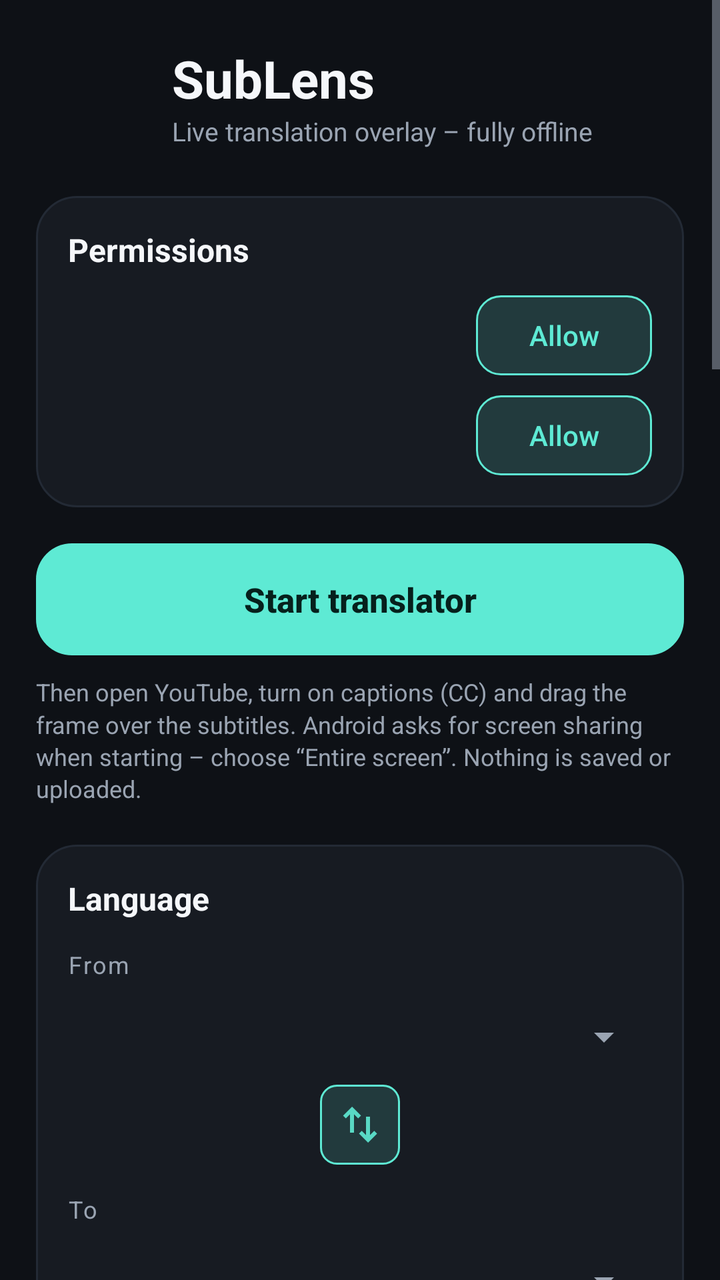
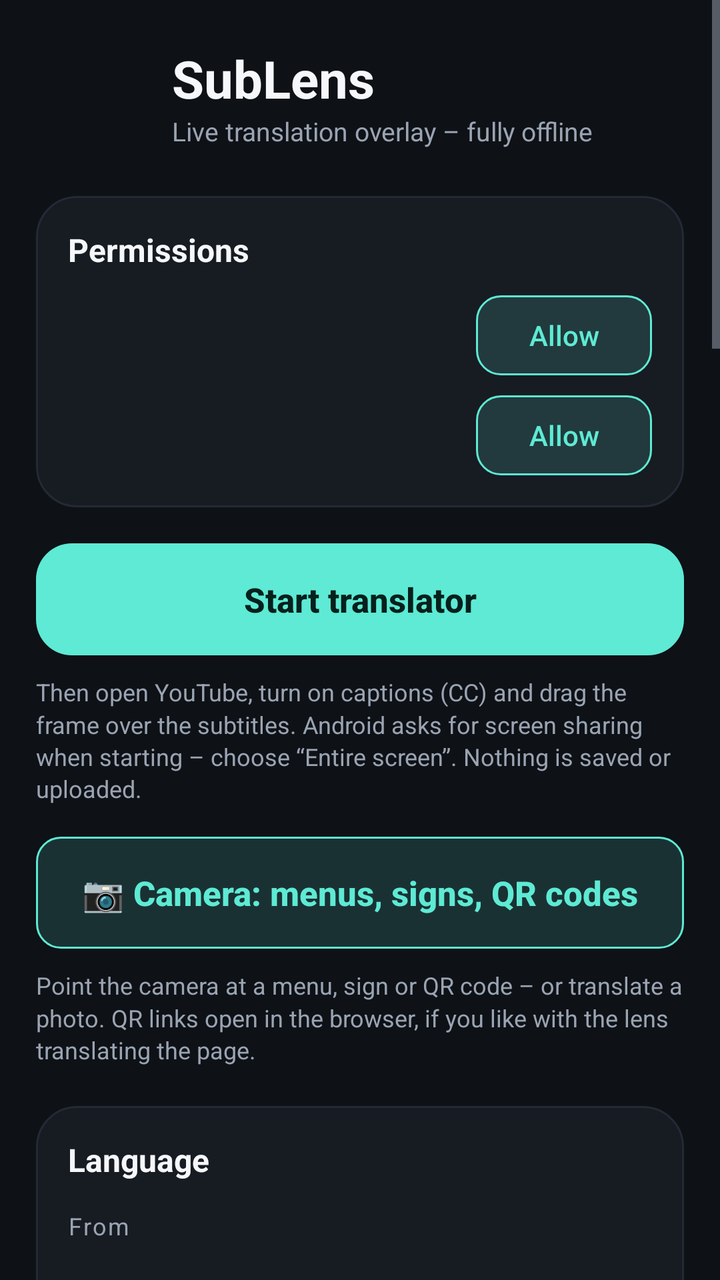

Before-and-after screenshots of an Android layout around one commit, followed by the original layout XML and the change that was made.
<!-- AndroidManifest.xml: application theme Theme.SubLens -->
<!-- res/layout/activity_main.xml -->
<?xml version="1.0" encoding="utf-8"?>
<ScrollView xmlns:android="http://schemas.android.com/apk/res/android"
    android:id="@+id/scroll"
    android:layout_width="match_parent"
    android:layout_height="match_parent"
    android:background="@color/bg"
    android:fillViewport="true"
    android:fitsSystemWindows="true">

    <LinearLayout
        android:layout_width="match_parent"
        android:layout_height="wrap_content"
        android:orientation="vertical"
        android:paddingStart="18dp"
        android:paddingTop="20dp"
        android:paddingEnd="18dp"
        android:paddingBottom="28dp">

        
        <LinearLayout
            android:layout_width="match_parent"
            android:layout_height="wrap_content"
            android:gravity="center_vertical"
            android:orientation="horizontal">

            <ImageView
                android:layout_width="56dp"
                android:layout_height="56dp"
                android:importantForAccessibility="no"
                android:src="@mipmap/ic_launcher" />

            <LinearLayout
                android:layout_width="0dp"
                android:layout_height="wrap_content"
                android:layout_marginStart="12dp"
                android:layout_weight="1"
                android:orientation="vertical">

                <TextView
                    android:layout_width="wrap_content"
                    android:layout_height="wrap_content"
                    android:text="@string/app_name"
                    android:textColor="@color/text_main"
                    android:textSize="26sp"
                    android:textStyle="bold" />

                <TextView
                    android:layout_width="wrap_content"
                    android:layout_height="wrap_content"
                    android:text="@string/app_tagline"
                    android:textColor="@color/text_dim"
                    android:textSize="13sp" />
            </LinearLayout>
        </LinearLayout>

        
        <LinearLayout style="@style/SubLens.Card"
            android:layout_marginTop="22dp">

            <TextView
                style="@style/SubLens.CardTitle"
                android:text="@string/section_permissions" />

            <LinearLayout
                android:layout_width="match_parent"
                android:layout_height="wrap_content"
                android:layout_marginTop="12dp"
                android:gravity="center_vertical"
                android:orientation="horizontal">

                <TextView
                    android:id="@+id/perm_overlay_status"
                    android:layout_width="0dp"
                    android:layout_height="wrap_content"
                    android:layout_weight="1"
                    android:textColor="@color/text_main"
                    android:textSize="15sp" />

                <Button
                    android:id="@+id/btn_overlay"
                    style="@style/SubLens.ButtonSmall"
                    android:text="@string/perm_grant" />
            </LinearLayout>

            <LinearLayout
                android:id="@+id/row_notif"
                android:layout_width="match_parent"
                android:layout_height="wrap_content"
                android:layout_marginTop="10dp"
                android:gravity="center_vertical"
                android:orientation="horizontal">

                <TextView
                    android:id="@+id/perm_notif_status"
                    android:layout_width="0dp"
                    android:layout_height="wrap_content"
                    android:layout_weight="1"
                    android:textColor="@color/text_main"
                    android:textSize="15sp" />

                <Button
                    android:id="@+id/btn_notif"
                    style="@style/SubLens.ButtonSmall"
                    android:text="@string/perm_grant" />
            </LinearLayout>
        </LinearLayout>

        
        <Button
            android:id="@+id/btn_start"
            style="@style/SubLens.ButtonPrimary"
            android:layout_marginTop="18dp"
            android:text="@string/start" />

        <TextView
            style="@style/SubLens.Note"
            android:text="@string/start_hint" />

        
        <LinearLayout style="@style/SubLens.Card"
            android:layout_marginTop="20dp">

            <TextView
                style="@style/SubLens.CardTitle"
                android:text="@string/section_language" />

            <TextView
                style="@style/SubLens.Caption"
                android:text="@string/label_from" />

            <Spinner
                android:id="@+id/spinner_source"
                android:layout_width="match_parent"
                android:layout_height="48dp" />

            <ImageButton
                android:id="@+id/btn_swap_langs"
                android:layout_width="40dp"
                android:layout_height="40dp"
                android:layout_gravity="center_horizontal"
                android:background="@drawable/bg_chip"
                android:contentDescription="@string/cd_swap_langs"
                android:padding="8dp"
                android:scaleType="fitCenter"
                android:src="@drawable/ic_swap"
                android:tint="@color/accent" />

            <TextView
                style="@style/SubLens.Caption"
                android:text="@string/label_to" />

            <Spinner
                android:id="@+id/spinner_target"
                android:layout_width="match_parent"
                android:layout_height="48dp" />

            <LinearLayout
                android:id="@+id/row_script"
                android:layout_width="match_parent"
                android:layout_height="wrap_content"
                android:orientation="vertical">

                <TextView
                    style="@style/SubLens.Caption"
                    android:text="@string/label_script" />

                <Spinner
                    android:id="@+id/spinner_script"
                    android:layout_width="match_parent"
                    android:layout_height="48dp" />
            </LinearLayout>

            <TextView
                style="@style/SubLens.Note"
                android:text="@string/language_note" />
        </LinearLayout>

        
        <LinearLayout style="@style/SubLens.Card">

            <TextView
                style="@style/SubLens.CardTitle"
                android:text="@string/section_display" />

            <TextView
                style="@style/SubLens.Caption"
                android:text="@string/label_lens_color" />

            <HorizontalScrollView
                android:layout_width="match_parent"
                android:layout_height="wrap_content"
                android:scrollbars="none">

                <LinearLayout
                    android:id="@+id/row_lens_color"
                    android:layout_width="wrap_content"
                    android:layout_height="wrap_content"
                    android:orientation="horizontal"
                    android:paddingTop="4dp"
                    android:paddingBottom="8dp" />
            </HorizontalScrollView>

            <TextView
                style="@style/SubLens.Caption"
                android:text="@string/label_mode" />

            <RadioGroup
                android:id="@+id/radio_mode"
                android:layout_width="match_parent"
                android:layout_height="wrap_content"
                android:orientation="vertical">

                <RadioButton
                    android:id="@+id/radio_lens"
                    android:layout_width="match_parent"
                    android:layout_height="wrap_content"
                    android:minHeight="44dp"
                    android:text="@string/mode_lens_long"
                    android:textColor="@color/text_main" />

                <RadioButton
                    android:id="@+id/radio_bar"
                    android:layout_width="match_parent"
                    android:layout_height="wrap_content"
                    android:minHeight="44dp"
                    android:text="@string/mode_bar_long"
                    android:textColor="@color/text_main" />
            </RadioGroup>

            <TextView
                android:id="@+id/label_bar_pos"
                style="@style/SubLens.Caption"
                android:text="@string/label_bar" />

            <RadioGroup
                android:id="@+id/radio_bar_pos"
                android:layout_width="match_parent"
                android:layout_height="wrap_content"
                android:orientation="vertical">

                <RadioButton
                    android:id="@+id/radio_above"
                    android:layout_width="match_parent"
                    android:layout_height="44dp"
                    android:text="@string/bar_above"
                    android:textColor="@color/text_main" />

                <RadioButton
                    android:id="@+id/radio_below"
                    android:layout_width="match_parent"
                    android:layout_height="44dp"
                    android:text="@string/bar_below"
                    android:textColor="@color/text_main" />
            </RadioGroup>

            <TextView
                android:id="@+id/label_text_size"
                style="@style/SubLens.Caption" />

            <SeekBar
                android:id="@+id/seek_text_size"
                android:layout_width="match_parent"
                android:layout_height="36dp" />

            <Switch
                android:id="@+id/switch_original"
                android:layout_width="match_parent"
                android:layout_height="48dp"
                android:layout_marginTop="8dp"
                android:text="@string/show_original"
                android:textColor="@color/text_main"
                android:textSize="15sp" />
        </LinearLayout>

        
        <LinearLayout style="@style/SubLens.Card">

            <TextView
                style="@style/SubLens.CardTitle"
                android:text="@string/section_reply" />

            <Switch
                android:id="@+id/switch_composer"
                android:layout_width="match_parent"
                android:layout_height="48dp"
                android:layout_marginTop="6dp"
                android:text="@string/composer_switch"
                android:textColor="@color/text_main"
                android:textSize="15sp" />

            <TextView
                style="@style/SubLens.Caption"
                android:text="@string/label_reply" />

            <Spinner
                android:id="@+id/spinner_reply"
                android:layout_width="match_parent"
                android:layout_height="48dp" />

            <TextView
                style="@style/SubLens.Note"
                android:text="@string/reply_note" />
        </LinearLayout>

        
        <LinearLayout style="@style/SubLens.Card">

            <TextView
                style="@style/SubLens.CardTitle"
                android:text="@string/section_speed" />

            <RadioGroup
                android:id="@+id/radio_speed"
                android:layout_width="match_parent"
                android:layout_height="wrap_content"
                android:layout_marginTop="6dp"
                android:orientation="vertical">

                <RadioButton
                    android:id="@+id/radio_fast"
                    android:layout_width="match_parent"
                    android:layout_height="44dp"
                    android:text="@string/speed_fast"
                    android:textColor="@color/text_main" />

                <RadioButton
                    android:id="@+id/radio_normal"
                    android:layout_width="match_parent"
                    android:layout_height="44dp"
                    android:text="@string/speed_normal"
                    android:textColor="@color/text_main" />

                <RadioButton
                    android:id="@+id/radio_saver"
                    android:layout_width="match_parent"
                    android:layout_height="44dp"
                    android:text="@string/speed_saver"
                    android:textColor="@color/text_main" />
            </RadioGroup>
        </LinearLayout>

        
        <LinearLayout style="@style/SubLens.Card">

            <TextView
                style="@style/SubLens.CardTitle"
                android:text="@string/section_models" />

            <TextView
                style="@style/SubLens.Note"
                android:layout_marginTop="6dp"
                android:text="@string/models_hint" />

            <Switch
                android:id="@+id/switch_wifi"
                android:layout_width="match_parent"
                android:layout_height="48dp"
                android:layout_marginTop="6dp"
                android:text="@string/wifi_only"
                android:textColor="@color/text_main"
                android:textSize="15sp" />

            <LinearLayout
                android:id="@+id/models_list"
                android:layout_width="match_parent"
                android:layout_height="wrap_content"
                android:layout_marginTop="6dp"
                android:orientation="vertical" />

            
            <TextView
                style="@style/SubLens.Caption"
                android:layout_marginTop="12dp"
                android:text="@string/models_pick" />

            <LinearLayout
                android:layout_width="match_parent"
                android:layout_height="wrap_content"
                android:gravity="center_vertical"
                android:orientation="horizontal">

                <Spinner
                    android:id="@+id/spinner_model"
                    android:layout_width="0dp"
                    android:layout_height="48dp"
                    android:layout_weight="1" />

                <Button
                    android:id="@+id/btn_download_model"
                    style="@style/SubLens.ButtonSmall"
                    android:layout_marginStart="8dp"
                    android:text="@string/models_download" />
            </LinearLayout>
        </LinearLayout>

        <TextView
            style="@style/SubLens.Note"
            android:layout_marginTop="20dp"
            android:gravity="center_horizontal"
            android:text="@string/footer" />

        
        <Button
            android:id="@+id/btn_update"
            style="@style/SubLens.ButtonPrimary"
            android:layout_height="wrap_content"
            android:layout_marginTop="18dp"
            android:background="@drawable/bg_button_outline"
            android:minHeight="56dp"
            android:paddingStart="16dp"
            android:paddingTop="10dp"
            android:paddingEnd="16dp"
            android:paddingBottom="10dp"
            android:text="@string/update_check"
            android:textColor="@color/accent" />

        <TextView
            android:id="@+id/version_line"
            style="@style/SubLens.Note"
            android:layout_marginTop="8dp"
            android:gravity="center_horizontal" />
    </LinearLayout>
</ScrollView>
<!-- resources referenced by this layout -->
<resources>
  <color name="accent">#FF5EEAD4</color>
  <color name="bg">#FF0E1116</color>
  <color name="text_dim">#FF9AA4B2</color>
  <color name="text_main">#FFF5F7FA</color>
  <!-- drawable bg_chip (drawable) -->
  <?xml version="1.0" encoding="utf-8"?>
  <shape xmlns:android="http://schemas.android.com/apk/res/android" android:shape="rectangle">
      <corners android:radius="8dp" />
      <solid android:color="@color/accent_soft" />
      <stroke android:width="1dp" android:color="@color/accent" />
  </shape>
  <string name="app_name" translatable="false">SubLens</string>
  <string name="app_tagline">Live translation overlay – fully offline</string>
  <string name="bar_above">Above the frame</string>
  <string name="bar_below">Below the frame</string>
  <string name="cd_swap_langs">Swap languages</string>
  <string name="composer_switch">Show reply line below the lens</string>
  <string name="footer">Text recognition and translation run directly on your phone. No server, no account.</string>
  <string name="label_bar">Bar position</string>
  <string name="label_from">From</string>
  <string name="label_lens_color">Lens colour</string>
  <string name="label_mode">Show translation</string>
  <string name="label_reply">Translate reply to</string>
  <string name="label_script">Script for automatic detection</string>
  <string name="label_to">To</string>
  <string name="language_note">Text recognition reads Latin, Chinese, Japanese, Korean and Devanagari script. Cyrillic, Arabic, Greek, Hebrew and Thai can only be target languages.</string>
  <string name="mode_bar_long">In the bar next to the lens – no flashing</string>
  <string name="mode_lens_long">Directly in the lens – over the original text (flashes briefly while reading)</string>
  <string name="models_download">Download</string>
  <string name="models_hint">Each language pack is downloaded once (about 30 MB) and then works offline.</string>
  <string name="models_pick">Download a language pack</string>
  <string name="perm_grant">Allow</string>
  <string name="reply_note">You write in your language (“To” above). SubLens translates into the chat\'s language and puts the text on the clipboard – then just paste it into Telegram, WeChat &amp; co.</string>
  <string name="section_display">Display</string>
  <string name="section_language">Language</string>
  <string name="section_models">Language packs</string>
  <string name="section_permissions">Permissions</string>
  <string name="section_reply">Reply line</string>
  <string name="section_speed">Refresh</string>
  <string name="show_original">Also show original text</string>
  <string name="speed_fast">Fast (0.3 s)</string>
  <string name="speed_normal">Normal (0.5 s)</string>
  <string name="speed_saver">Battery saver (1 s)</string>
  <string name="start">Start translator</string>
  <string name="start_hint">Then open YouTube, turn on captions (CC) and drag the frame over the subtitles. Android asks for screen sharing when starting – choose “Entire screen”. Nothing is saved or uploaded.</string>
  <string name="update_check">Check for updates</string>
  <string name="wifi_only">Download over Wi-Fi only</string>
  <color name="accent_soft">#265EEAD4</color>
  <color name="launcher_bg">#FF111827</color>
  <color name="on_accent">#FF06201C</color>
  <!-- drawable bg_card (drawable) -->
  <?xml version="1.0" encoding="utf-8"?>
  <shape xmlns:android="http://schemas.android.com/apk/res/android" android:shape="rectangle">
      <corners android:radius="20dp" />
      <solid android:color="@color/card" />
      <stroke android:width="1dp" android:color="@color/card_stroke" />
  </shape>
  <color name="card">#FF171B22</color>
  <color name="card_stroke">#FF232A35</color>
  <!-- unchanged entries left out for length: 12 -->
</resources>

<!-- the commit's change to res/layout/activity_main.xml (unified diff, before → after) -->
@@ -115,6 +115,19 @@
         <TextView
             style="@style/SubLens.Note"
             android:text="@string/start_hint" />
+
+        
+        <Button
+            android:id="@+id/btn_camera"
+            style="@style/SubLens.ButtonPrimary"
+            android:layout_marginTop="16dp"
+            android:background="@drawable/bg_button_outline"
+            android:text="@string/btn_camera"
+            android:textColor="@color/accent" />
+
+        <TextView
+            style="@style/SubLens.Note"
+            android:text="@string/camera_note" />
 
         
         <LinearLayout style="@style/SubLens.Card"
<!-- resource entries referenced after the edit -->
@@ -15,6 +15,8 @@
   <string name="app_tagline">Live translation overlay – fully offline</string>
   <string name="bar_above">Above the frame</string>
   <string name="bar_below">Below the frame</string>
+  <string name="btn_camera">📷 Camera: menus, signs, QR codes</string>
+  <string name="camera_note">Point the camera at a menu, sign or QR code – or translate a photo. QR links open in the browser, if you like with the lens translating the page.</string>
   <string name="cd_swap_langs">Swap languages</string>
   <string name="composer_switch">Show reply line below the lens</string>
   <string name="footer">Text recognition and translation run directly on your phone. No server, no account.</string>
